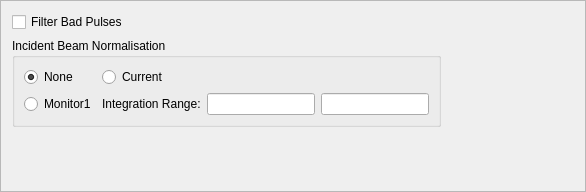
Before: the Qt Designer form Code/Mantid/scripts/Interface/ui/inelastic/dgs_data_corrections.ui in mantidproject/mantid, drawn with Qt 5.
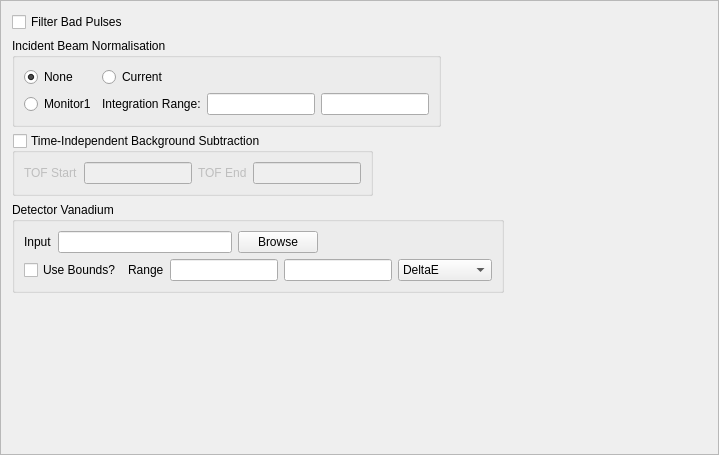
After: the same form once the commit is applied.

Commit message: Refs #5454. Rounding out data corrections tab.

What changed in the file:
```diff
--- a/Code/Mantid/scripts/Interface/ui/inelastic/dgs_data_corrections.ui
+++ b/Code/Mantid/scripts/Interface/ui/inelastic/dgs_data_corrections.ui
@@ -6,8 +6,8 @@
    <rect>
     <x>0</x>
     <y>0</y>
-    <width>586</width>
-    <height>192</height>
+    <width>719</width>
+    <height>455</height>
    </rect>
   </property>
   <property name="windowTitle">
@@ -19,7 +19,7 @@
   <property name="frameShadow">
    <enum>QFrame::Raised</enum>
   </property>
-  <layout class="QVBoxLayout" name="verticalLayout">
+  <layout class="QVBoxLayout" name="verticalLayout_2">
    <item>
     <layout class="QHBoxLayout" name="horizontalLayout">
      <item>
@@ -110,6 +110,156 @@
      </item>
     </layout>
    </item>
+   <item>
+    <layout class="QHBoxLayout" name="horizontalLayout_4">
+     <item>
+      <widget class="QGroupBox" name="background_sub_gb">
+       <property name="title">
+        <string>Time-Independent Background Subtraction</string>
+       </property>
+       <property name="checkable">
+        <bool>true</bool>
+       </property>
+       <property name="checked">
+        <bool>false</bool>
+       </property>
+       <layout class="QHBoxLayout" name="horizontalLayout_3">
+        <item>
+         <widget class="QLabel" name="tof_start_label">
+          <property name="text">
+           <string>TOF Start</string>
+          </property>
+         </widget>
+        </item>
+        <item>
+         <widget class="QLineEdit" name="tof_start_edit"/>
+        </item>
+        <item>
+         <widget class="QLabel" name="tof_end_label">
+          <property name="text">
+           <string>TOF End</string>
+          </property>
+         </widget>
+        </item>
+        <item>
+         <widget class="QLineEdit" name="tof_end_edit"/>
+        </item>
+       </layout>
+      </widget>
+     </item>
+     <item>
+      <spacer name="horizontalSpacer_3">
+       <property name="orientation">
+        <enum>Qt::Horizontal</enum>
+       </property>
+       <property name="sizeHint" stdset="0">
+        <size>
+         <width>40</width>
+         <height>20</height>
+        </size>
+       </property>
+      </spacer>
+     </item>
+    </layout>
+   </item>
+   <item>
+    <layout class="QHBoxLayout" name="horizontalLayout_7">
+     <item>
+      <widget class="QGroupBox" name="det_van_gb">
+       <property name="title">
+        <string>Detector Vanadium</string>
+       </property>
+       <layout class="QVBoxLayout" name="verticalLayout">
+        <item>
+         <layout class="QHBoxLayout" name="horizontalLayout_5">
+          <item>
+           <widget class="QLabel" name="van_input_label">
+            <property name="text">
+             <string>Input</string>
+            </property>
+           </widget>
+          </item>
+          <item>
+           <widget class="QLineEdit" name="van_input_edit"/>
+          </item>
+          <item>
+           <widget class="QPushButton" name="van_input_browse">
+            <property name="text">
+             <string>Browse</string>
+            </property>
+           </widget>
+          </item>
+          <item>
+           <spacer name="horizontalSpacer_5">
+            <property name="orientation">
+             <enum>Qt::Horizontal</enum>
+            </property>
+            <property name="sizeHint" stdset="0">
+             <size>
+              <width>40</width>
+              <height>20</height>
+             </size>
+            </property>
+           </spacer>
+          </item>
+         </layout>
+        </item>
+        <item>
+         <layout class="QHBoxLayout" name="horizontalLayout_6">
+          <item>
+           <widget class="QCheckBox" name="van_int_cb">
+            <property name="text">
+             <string>Use Bounds?</string>
+            </property>
+           </widget>
+          </item>
+          <item>
+           <widget class="QLabel" name="van_int_range_label">
+            <property name="text">
+             <string>Range</string>
+            </property>
+           </widget>
+          </item>
+          <item>
+           <widget class="QLineEdit" name="van_int_range_low_edit"/>
+          </item>
+          <item>
+           <widget class="QLineEdit" name="van_int_range_high_edit"/>
+          </item>
+          <item>
+           <widget class="QComboBox" name="van_int_range_units_cb">
+            <item>
+             <property name="text">
+              <string>DeltaE</string>
+             </property>
+            </item>
+            <item>
+             <property name="text">
+              <string>Wavelength</string>
+             </property>
+            </item>
+           </widget>
+          </item>
+         </layout>
+        </item>
+       </layout>
+      </widget>
+     </item>
+     <item>
+      <spacer name="horizontalSpacer_4">
+       <property name="orientation">
+        <enum>Qt::Horizontal</enum>
+       </property>
+       <property name="sizeHint" stdset="0">
+        <size>
+         <width>40</width>
+         <height>20</height>
+        </size>
+       </property>
+      </spacer>
+     </item>
+    </layout>
+   </item>
    <item>
     <spacer name="verticalSpacer">
      <property name="orientation">
@@ -118,7 +268,7 @@
      <property name="sizeHint" stdset="0">
       <size>
        <width>20</width>
-       <height>40</height>
+       <height>124</height>
       </size>
      </property>
     </spacer>
```
The commit also changes 3 other files.
